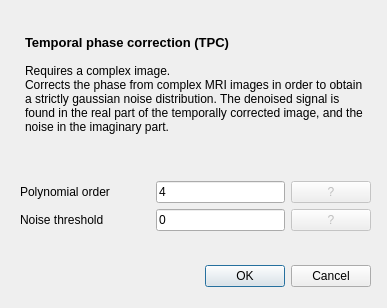
fgrelard/ProcessMRI, file ui/tpcview.ui: the form before one commit.
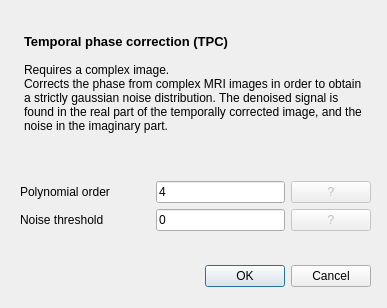
The form after the commit.

Patch:
```diff
--- a/ui/tpcview.ui
+++ b/ui/tpcview.ui
@@ -94,6 +94,9 @@
       <property name="styleSheet">
        <string notr="true">background: rgba(0,0,0,0%)</string>
       </property>
+      <property name="frameShape">
+       <enum>QFrame::NoFrame</enum>
+      </property>
       <property name="readOnly">
        <bool>true</bool>
       </property>
```
